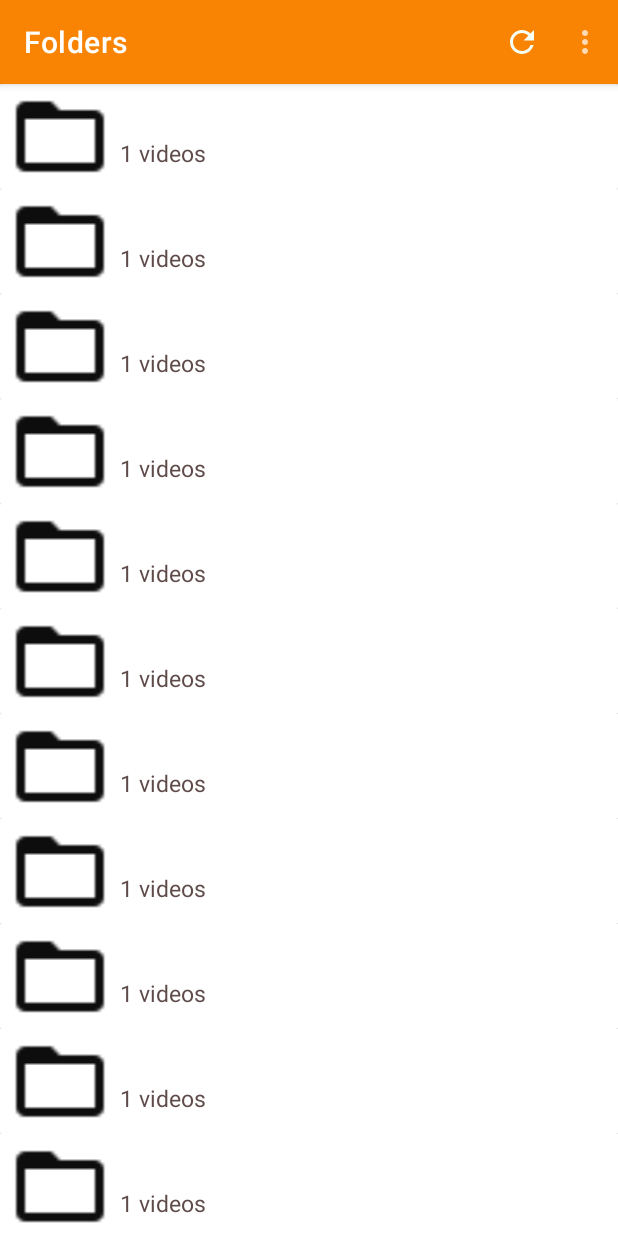
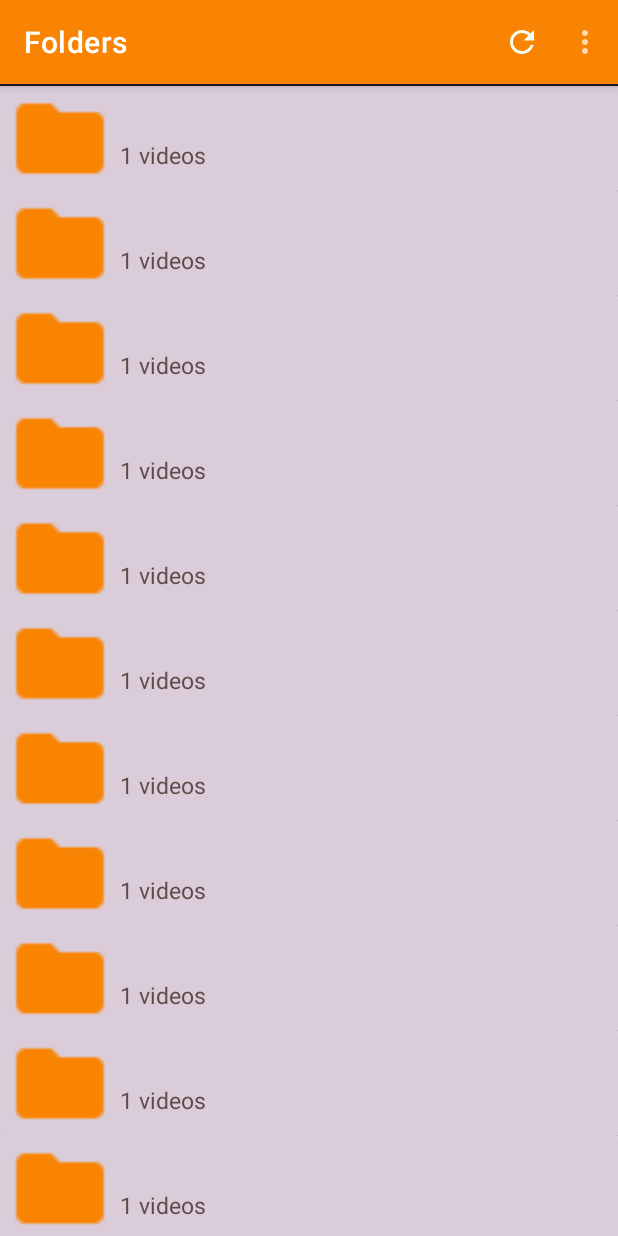
Before and after one commit to atmehedi/T-Player, an Android app: the screen it shows after launch (MainActivity), on a phone screen of 412 x 824 dp. Run offline under Robolectric (Android 15) with nearby library versions, the phone set to English and light mode, and no system bars; 4 statements that could not run were skipped.

Commit message:
new feel ,new look major UI improvement

```diff
--- a/app/src/main/java/com/telent/t_player/activities/MainActivity.kt
+++ b/app/src/main/java/com/telent/t_player/activities/MainActivity.kt
@@ -5,6 +5,7 @@ import android.content.ContentResolver
 import android.content.Context
 import android.content.Intent
 import android.content.SharedPreferences
+import android.content.res.ColorStateList
 import android.database.Cursor
 import android.graphics.Color
 import android.graphics.drawable.ColorDrawable
@@ -74,6 +75,7 @@ class MainActivity : AppCompatActivity() {
 
     }
 
+
     private fun displayVideoList() {
         recyclerView = findViewById(R.id.recyclerView)
         coordinator = findViewById(R.id.coordinatorLayout)
@@ -110,11 +112,12 @@ class MainActivity : AppCompatActivity() {
         }
     }
 
-    private fun displayVideos(): Cursor {
+     private fun displayVideos(): Cursor {
         val check = sharedPreferences.getString("Uri", null)
         if (check == null) {
             fab.visibility = View.GONE
         }
+
         fab.setOnClickListener {
             val intent = Intent(this, PlayerActivity::class.java)
             val uri2 = sharedPreferences.getString("Uri", null)
--- a/app/src/main/java/com/telent/t_player/adapter/RecyclerAdapter.kt
+++ b/app/src/main/java/com/telent/t_player/adapter/RecyclerAdapter.kt
@@ -38,7 +38,7 @@ class RecyclerAdapter(val context: Context, val itemList: ArrayList<Videos>) :
         holder.itemCount.text = pic.VidCount
 
 
-        Glide.with(context).load(R.drawable.ic_baseline_folder_open_24).into(holder.itemImage)
+        Glide.with(context).load(R.drawable.ic_baseline_folder_24).into(holder.itemImage)
 
         holder.cView.setOnClickListener {
             val intent = Intent(context, VideoActivity::class.java)
--- a/app/src/main/res/drawable/custom_border.xml
+++ b/app/src/main/res/drawable/custom_border.xml
@@ -9,5 +9,5 @@
         android:top="10dp" />
     <stroke
         android:width="1dp"
-        android:color="#CCCCCC" />
+        android:color="@color/border"/>
 </shape>
--- /dev/null
+++ b/app/src/main/res/drawable/ic_baseline_folder_24.xml
@@ -0,0 +1,5 @@
+<vector android:autoMirrored="true" android:height="24dp"
+    android:tint="@color/folderColor" android:viewportHeight="24"
+    android:viewportWidth="24" android:width="24dp" xmlns:android="http://schemas.android.com/apk/res/android">
+    <path android:fillColor="@android:color/white" android:pathData="M10,4H4c-1.1,0 -1.99,0.9 -1.99,2L2,18c0,1.1 0.9,2 2,2h16c1.1,0 2,-0.9 2,-2V8c0,-1.1 -0.9,-2 -2,-2h-8l-2,-2z"/>
+</vector>
--- a/app/src/main/res/drawable/ic_baseline_folder_open_24.xml
+++ /dev/null
@@ -1,5 +0,0 @@
-<vector android:autoMirrored="true" android:height="24dp"
-    android:tint="@color/txcolor" android:viewportHeight="24"
-    android:viewportWidth="24" android:width="24dp" xmlns:android="http://schemas.android.com/apk/res/android">
-    <path android:fillColor="@android:color/white" android:pathData="M20,6h-8l-2,-2L4,4c-1.1,0 -1.99,0.9 -1.99,2L2,18c0,1.1 0.9,2 2,2h16c1.1,0 2,-0.9 2,-2L22,8c0,-1.1 -0.9,-2 -2,-2zM20,18L4,18L4,8h16v10z"/>
-</vector>
--- a/app/src/main/res/drawable/ic_baseline_repeat_one_24.xml
+++ b/app/src/main/res/drawable/ic_baseline_repeat_one_24.xml
@@ -2,7 +2,7 @@
     android:width="44dp"
     android:height="44dp"
     android:autoMirrored="true"
-    android:tint="#F6FFF4"
+    android:tint="#35F60A"
     android:viewportWidth="24"
     android:viewportHeight="24">
     <path
--- a/app/src/main/res/layout/about_dialog.xml
+++ b/app/src/main/res/layout/about_dialog.xml
@@ -82,7 +82,7 @@
                         android:layout_height="wrap_content"
                         android:layout_centerHorizontal="true"
                         android:layout_marginTop="20dp"
-                        android:background="@color/toolbar"
+                        android:background="@drawable/custom_border"
                         android:text="@string/ok"
                         android:textColor="@color/txcolor"
                         android:textSize="34sp" />
--- a/app/src/main/res/layout/activity_main.xml
+++ b/app/src/main/res/layout/activity_main.xml
@@ -29,6 +29,11 @@
                 app:menu="@menu/overflow_menu"
 
                 />
+            <TextView
+                android:layout_width="match_parent"
+                android:layout_height="1dp"
+                android:background="@color/lineColor"
+                android:id="@+id/your_id"/>
         </com.google.android.material.appbar.AppBarLayout>
 
         <FrameLayout
@@ -42,6 +47,7 @@
                 android:layout_width="wrap_content"
                 android:layout_height="wrap_content">
 
+
                 <androidx.recyclerview.widget.RecyclerView
                     android:id="@+id/recyclerView"
                     android:layout_width="match_parent"
@@ -52,6 +58,7 @@
 
             <com.google.android.material.floatingactionbutton.FloatingActionButton
                 android:id="@+id/fab"
+                app:backgroundTint="@color/lineColor2"
                 android:layout_width="wrap_content"
                 android:layout_height="wrap_content"
                 android:layout_gravity="end|bottom"
--- a/app/src/main/res/layout/activity_settings.xml
+++ b/app/src/main/res/layout/activity_settings.xml
@@ -28,6 +28,11 @@
                 android:theme="@style/ThemeOverlay.AppCompat.Dark"
 
                 />
+            <TextView
+                android:layout_width="match_parent"
+                android:layout_height="1dp"
+                android:background="@color/lineColor"
+                android:id="@+id/your_id"/>
         </com.google.android.material.appbar.AppBarLayout>
 
         <FrameLayout
--- a/app/src/main/res/layout/custom_controller.xml
+++ b/app/src/main/res/layout/custom_controller.xml
@@ -276,6 +276,7 @@
         tools:ignore="RelativeOverlap,UseCompoundDrawables">
 
         <TextView
+            android:id="@+id/txt_fastForwar"
             android:layout_width="wrap_content"
             android:layout_height="wrap_content"
             android:text="@string/_30"
@@ -307,6 +308,7 @@
             android:src="@drawable/ic_baseline_fast_rewind_24" />
 
         <TextView
+            android:id="@+id/txt_fastRewind"
             android:layout_width="wrap_content"
             android:layout_height="wrap_content"
             android:text="@string/__30"
--- a/app/src/main/res/layout/sing_row_item.xml
+++ b/app/src/main/res/layout/sing_row_item.xml
@@ -2,7 +2,9 @@
 <RelativeLayout xmlns:android="http://schemas.android.com/apk/res/android"
     xmlns:app="http://schemas.android.com/apk/res-auto"
     android:layout_width="match_parent"
-    android:layout_height="wrap_content">
+    android:layout_height="wrap_content"
+
+    >
 
     <androidx.cardview.widget.CardView
         android:id="@+id/cardView"
@@ -22,7 +24,7 @@
                 android:layout_width="80dp"
                 android:layout_height="match_parent"
                 android:contentDescription="@string/folder"
-                app:srcCompat="@drawable/ic_baseline_folder_open_24" />
+                app:srcCompat="@drawable/ic_baseline_folder_24" />
 
             <TextView
                 android:layout_marginTop="8dp"
--- a/app/src/main/res/values-night/colors.xml
+++ b/app/src/main/res/values-night/colors.xml
@@ -1,8 +1,12 @@
 <?xml version="1.0" encoding="utf-8"?>
 <resources>
-    <color name="bg">#090808</color>
+    <color name="bg">#2B2B2B</color>
     <color name="txcolor">#FFFDFC</color>
     <color name="vdcolo">#F5655B</color>
-    <color name="toolbar">#323232</color>
+    <color name="toolbar">#000000</color>
     <color name="controlsBag">#7E1C1816</color>
+    <color name="lineColor">#CF0000</color>
+    <color name="folderColor">#CF0000</color>
+    <color name="border">#CF0000</color>
+    <color name="lineColor2">#CF0000</color>
 </resources>
--- a/app/src/main/res/values/colors.xml
+++ b/app/src/main/res/values/colors.xml
@@ -7,9 +7,13 @@
     <color name="teal_700">#FF018786</color>
     <color name="black">#FF000000</color>
     <color name="white">#FFFFFFFF</color>
-    <color name="bg">#FFFFFFFF</color>
+    <color name="bg">#DACDD9</color>
+    <color name="lineColor">#1C1427</color>
     <color name="txcolor">#0E0D0D</color>
     <color name="vdcolo">#5F4B4A</color>
     <color name="toolbar">#F98404</color>
     <color name="controlsBag">#7E1C1816</color>
+    <color name="folderColor">#F98404</color>
+    <color name="border">#000000</color>
+    <color name="lineColor2">#F98404</color>
 </resources>
```
Also changed, not shown: app/src/main/java/com/telent/t_player/activities/PlayerActivity.kt (+49 -0 lines), app/src/main/res/layout/activity_video.xml (+7 -0 lines), app/src/main/res/values/strings.xml (+6 -2 lines).
